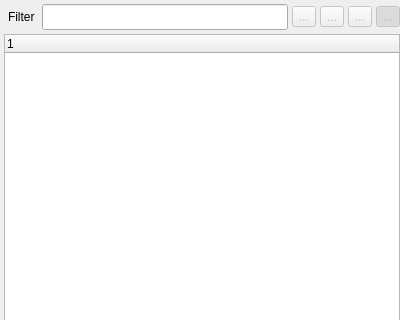
Before: the Qt Designer form sources/outlinerview.ui in mikaelsundell/stageviz, drawn with Qt 5; both pictures show x 0 to 400 and y 0 to 320 of the 400 by 800 pixel window.
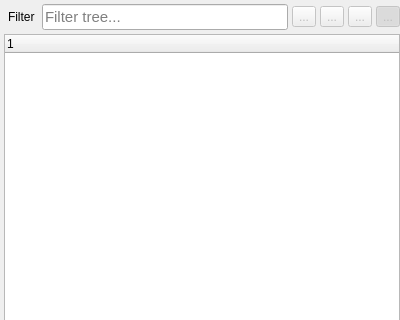
After: the same form once the commit is applied. Custom widgets are drawn as their Qt base class.

```diff
--- a/sources/outlinerview.ui
+++ b/sources/outlinerview.ui
@@ -72,6 +72,9 @@
           <pointsize>11</pointsize>
          </font>
         </property>
+        <property name="placeholderText">
+         <string>Filter tree...</string>
+        </property>
        </widget>
       </item>
       <item>
```
